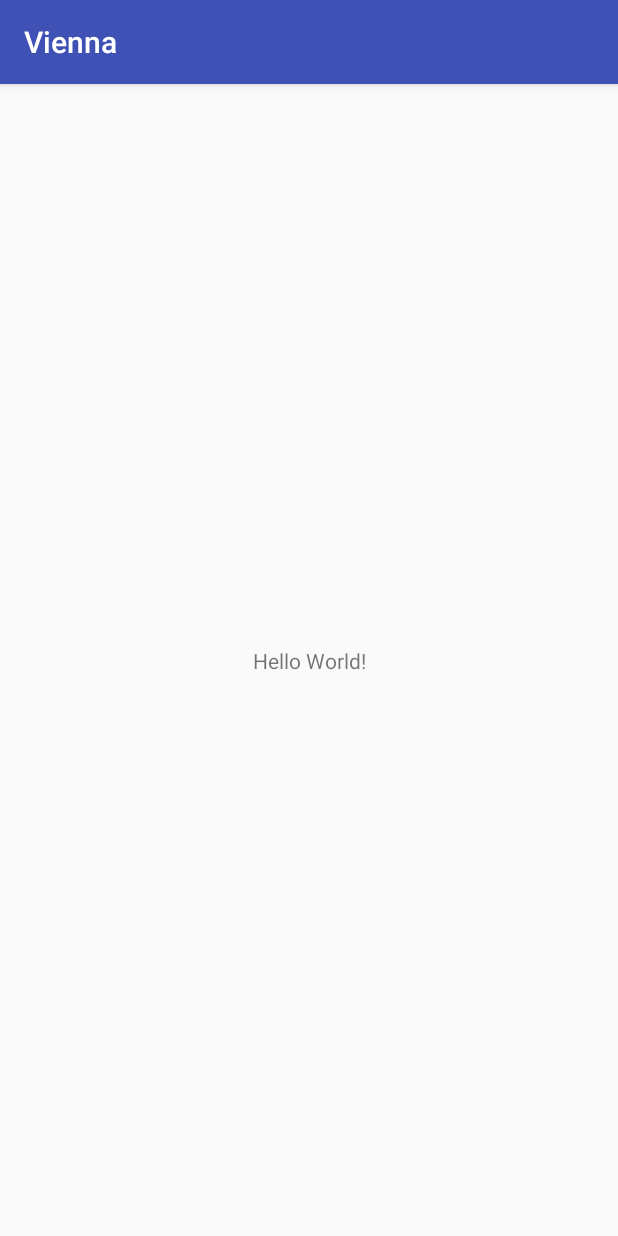
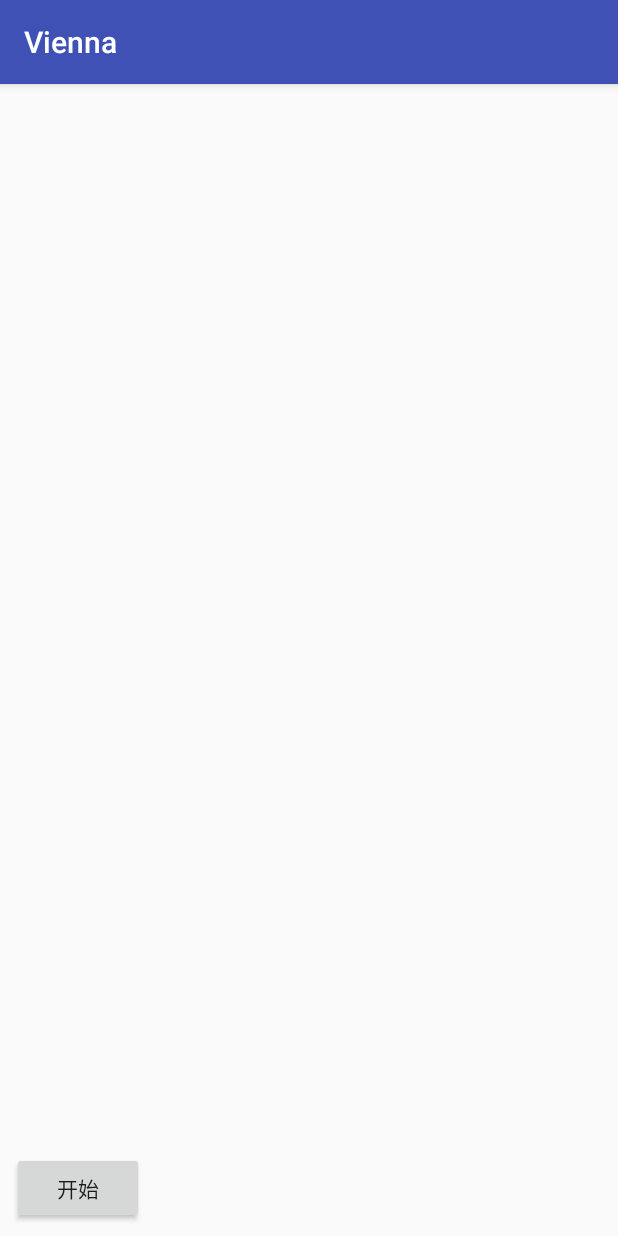
Before and after one commit to Curzibn/Vienna, an Android app: the screen it shows after launch (MainActivity), on a phone screen of 412 x 824 dp. Run offline under Robolectric (Android 15) with nearby library versions, the phone set to English and light mode, and no system bars.

Commit message:
日常开发

```diff
--- a/example/src/main/java/top/zibin/vienna/example/AudioListView.java
+++ b/example/src/main/java/top/zibin/vienna/example/AudioListView.java
@@ -5,6 +5,7 @@ import android.support.annotation.Nullable;
 import android.support.v7.widget.LinearLayoutManager;
 import android.support.v7.widget.RecyclerView;
 import android.util.AttributeSet;
+import android.view.View;
 import android.widget.Button;
 import android.widget.ProgressBar;
 import android.widget.RelativeLayout;
@@ -12,6 +13,8 @@ import android.widget.TextView;
 
 import java.util.ArrayList;
 import java.util.List;
+
+import top.zibin.vienna.Vienna;
 
 public class AudioListView extends RelativeLayout {
   private RecyclerView recyclerView;
@@ -44,5 +47,13 @@ public class AudioListView extends RelativeLayout {
     mAdapter = new AudioAdapter(mAudios);
     recyclerView.setLayoutManager(new LinearLayoutManager(getContext()));
     recyclerView.setAdapter(mAdapter);
+
+    control.setOnClickListener(new OnClickListener() {
+      @Override public void onClick(View v) {
+        Vienna.INSTANCE.setSectionTime(5);
+        Vienna.INSTANCE.startRecord(getContext());
+        progressBar.setVisibility(VISIBLE);
+      }
+    });
   }
 }
--- a/example/src/main/java/top/zibin/vienna/example/MainActivity.java
+++ b/example/src/main/java/top/zibin/vienna/example/MainActivity.java
@@ -1,13 +1,36 @@
 package top.zibin.vienna.example;
 
+import android.Manifest;
+import android.annotation.TargetApi;
+import android.content.pm.PackageManager;
+import android.os.Build;
+import android.support.v4.app.ActivityCompat;
+import android.support.v4.content.ContextCompat;
 import android.support.v7.app.AppCompatActivity;
 import android.os.Bundle;
 
 public class MainActivity extends AppCompatActivity {
+  private final int MY_PERMISSIONS_REQUEST_WRITE_EXTERNAL_STORAGE = 0x1001;
 
   @Override
   protected void onCreate(Bundle savedInstanceState) {
     super.onCreate(savedInstanceState);
     setContentView(R.layout.activity_main);
+
+    initPermission();
+  }
+
+  @TargetApi(Build.VERSION_CODES.M)
+  private void initPermission() {
+    if (ContextCompat.checkSelfPermission(this,
+        android.Manifest.permission.WRITE_EXTERNAL_STORAGE) != PackageManager.PERMISSION_GRANTED) {
+      ActivityCompat.requestPermissions(this,
+          new String[]{
+              Manifest.permission.WRITE_EXTERNAL_STORAGE,
+              Manifest.permission.READ_EXTERNAL_STORAGE,
+              Manifest.permission.RECORD_AUDIO
+          },
+          MY_PERMISSIONS_REQUEST_WRITE_EXTERNAL_STORAGE);
+    }
   }
 }
--- a/example/src/main/res/layout/activity_main.xml
+++ b/example/src/main/res/layout/activity_main.xml
@@ -1,19 +1,11 @@
 <?xml version="1.0" encoding="utf-8"?>
 <android.support.constraint.ConstraintLayout
   xmlns:android="http://schemas.android.com/apk/res/android"
-  xmlns:app="http://schemas.android.com/apk/res-auto"
   xmlns:tools="http://schemas.android.com/tools"
   android:layout_width="match_parent"
   android:layout_height="match_parent"
   tools:context="top.zibin.vienna.example.MainActivity">
 
-  <TextView
-    android:layout_width="wrap_content"
-    android:layout_height="wrap_content"
-    android:text="Hello World!"
-    app:layout_constraintBottom_toBottomOf="parent"
-    app:layout_constraintLeft_toLeftOf="parent"
-    app:layout_constraintRight_toRightOf="parent"
-    app:layout_constraintTop_toTopOf="parent"/>
+  <include layout="@layout/view_audio_list"/>
 
 </android.support.constraint.ConstraintLayout>
--- a/example/src/main/res/layout/view_audio_list.xml
+++ b/example/src/main/res/layout/view_audio_list.xml
@@ -26,6 +26,7 @@
       android:layout_width="wrap_content"
       android:layout_height="wrap_content"
       android:layout_margin="8dp"
+      android:text="@string/begin"
       tools:text="Begin"/>
 
     <ProgressBar
@@ -33,13 +34,15 @@
       style="?android:attr/progressBarStyleSmall"
       android:layout_width="wrap_content"
       android:layout_height="wrap_content"
-      android:layout_margin="8dp"/>
+      android:layout_margin="8dp"
+      android:visibility="gone"/>
 
     <TextView
       android:id="@+id/time"
       android:layout_width="wrap_content"
       android:layout_height="wrap_content"
       android:layout_margin="8dp"
+      android:visibility="gone"
       tools:text="10s"/>
   </LinearLayout>
 </top.zibin.vienna.example.AudioListView>
--- a/library/src/main/java/top/zibin/vienna/record/BaseRecordStrategy.java
+++ b/library/src/main/java/top/zibin/vienna/record/BaseRecordStrategy.java
@@ -9,7 +9,7 @@ public interface BaseRecordStrategy {
 
   void discardRecord();
 
-  String getOutputFile();
+  File getOutputFile();
 
   void setOutputFile(File recordFile);
 
@@ -18,6 +18,4 @@ public interface BaseRecordStrategy {
   boolean isRecording();
 
   int getMaxAmplitude();
-
-  void setOnRecordReleaseListener(RecordReleaseListener listener);
 }
--- a/library/src/main/res/values/strings.xml
+++ b/library/src/main/res/values/strings.xml
@@ -1,3 +1,5 @@
 <resources>
   <string name="app_name">Vienna</string>
+  <string name="begin">开始</string>
+  <string name="stop">停止</string>
 </resources>
```
Also changed, not shown: example/src/main/AndroidManifest.xml (+7 -2 lines), library/src/main/java/top/zibin/vienna/Vienna.java (+42 -4 lines), library/src/main/java/top/zibin/vienna/record/LocalRecordStrategy.java (+8 -4 lines).
